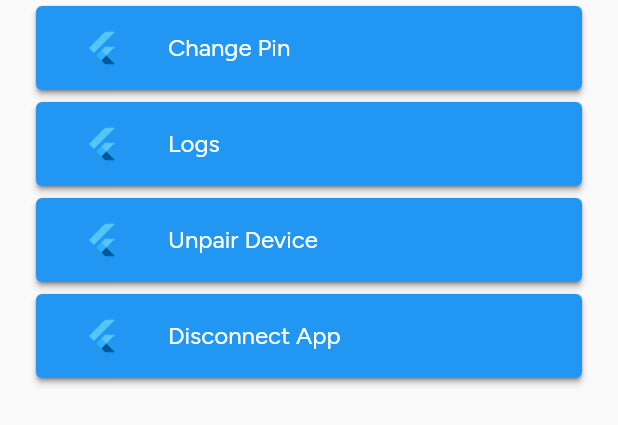
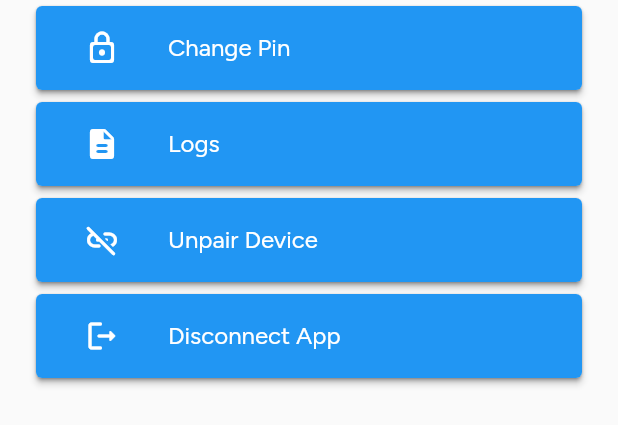
Before and after one commit to DevNono/OC01_project, a Flutter app: the Settings widget shown alone on an empty page, opened directly, on a phone screen of 412 x 824 dp. Shown: the top 425 px of the screen. Run offline on Flutter 3.47's test engine with Material 2 defaults, Android fonts, the phone set to English and light mode, and no system bars; our stand-ins replace flutter_blue_plus, flutter_local_notifications, get, get_storage, google_fonts, gradient_borders and 2 more; accounts and stored records are empty; network calls fail.

Commit message:
fix: design and more

```diff
--- a/app/lib/main.dart
+++ b/app/lib/main.dart
@@ -101,7 +101,7 @@ class MyApp extends StatelessWidget {
               ),
         ),
       ),
-      initialRoute: '/pair',
+      initialRoute: '/home',
       getPages: [
         GetPage(
           name: '/home',
--- a/app/lib/screens/settings.dart
+++ b/app/lib/screens/settings.dart
@@ -25,7 +25,7 @@ class _SettingsState extends State<Settings> {
           Card(
               child: ElevatedButton(
             child: const ListTile(
-              leading: FlutterLogo(),
+              leading: Icon(Icons.lock_outline_rounded, color: Colors.white),
               title: Text('Change Pin'),
             ),
             onPressed: () {
@@ -35,7 +35,7 @@ class _SettingsState extends State<Settings> {
           Card(
               child: ElevatedButton(
             child: const ListTile(
-              leading: FlutterLogo(),
+              leading: Icon(Icons.description_rounded, color: Colors.white),
               title: Text('Logs'),
             ),
             onPressed: () {
@@ -45,7 +45,7 @@ class _SettingsState extends State<Settings> {
           Card(
             child: ElevatedButton(
               child: const ListTile(
-                leading: FlutterLogo(),
+                leading: Icon(Icons.link_off_rounded, color: Colors.white),
                 title: Text('Unpair Device'),
               ),
               onPressed: () {
@@ -56,7 +56,7 @@ class _SettingsState extends State<Settings> {
           Card(
             child: ElevatedButton(
               child: const ListTile(
-                leading: FlutterLogo(),
+                leading: Icon(Icons.logout_rounded, color: Colors.white),
                 title: Text('Disconnect App'),
               ),
               onPressed: () {
```
